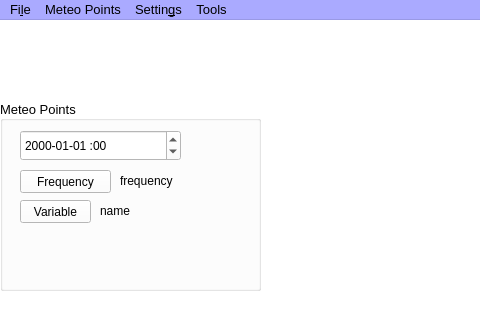
This is PRAGA/mainwindow.ui in gaowudao/CRITERIA3D as Qt 5 draws it before an edit; both pictures show x 0 to 480 and y 0 to 320 of the 1368 by 768 pixel window. The edited form follows.
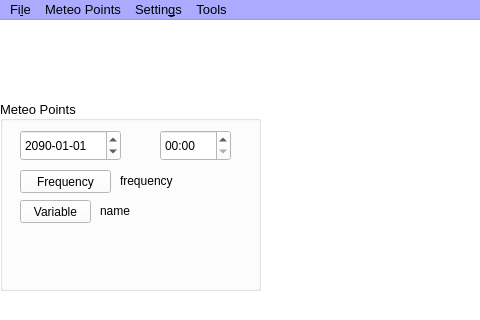
This is the edited form.

Commit message: MeteoPoints visualization: date and time 2 diffent boxes. TBC

Diff of the .ui file:
```diff
--- a/PRAGA/mainwindow.ui
+++ b/PRAGA/mainwindow.ui
@@ -1594,12 +1594,12 @@
       <string>frequency</string>
      </property>
     </widget>
-    <widget class="QDateTimeEdit" name="dateTimeEdit">
+    <widget class="QDateEdit" name="dateEdit">
      <property name="geometry">
       <rect>
        <x>20</x>
        <y>30</y>
-       <width>161</width>
+       <width>101</width>
        <height>31</height>
       </rect>
      </property>
@@ -1645,8 +1645,55 @@
        <pointsize>9</pointsize>
       </font>
      </property>
+     <property name="dateTime">
+      <datetime>
+       <hour>23</hour>
+       <minute>59</minute>
+       <second>59</second>
+       <year>2090</year>
+       <month>1</month>
+       <day>1</day>
+      </datetime>
+     </property>
+     <property name="maximumDateTime">
+      <datetime>
+       <hour>23</hour>
+       <minute>59</minute>
+       <second>59</second>
+       <year>7999</year>
+       <month>12</month>
+       <day>31</day>
+      </datetime>
+     </property>
+     <property name="minimumDateTime">
+      <datetime>
+       <hour>0</hour>
+       <minute>0</minute>
+       <second>0</second>
+       <year>1752</year>
+       <month>10</month>
+       <day>14</day>
+      </datetime>
+     </property>
+     <property name="maximumDate">
+      <date>
+       <year>7999</year>
+       <month>12</month>
+       <day>31</day>
+      </date>
+     </property>
+     <property name="currentSection">
+      <enum>QDateTimeEdit::YearSection</enum>
+     </property>
      <property name="displayFormat">
-      <string>yyyy-MM-dd :HH</string>
+      <string>yyyy-MM-dd</string>
+     </property>
+     <property name="date">
+      <date>
+       <year>2090</year>
+       <month>1</month>
+       <day>1</day>
+      </date>
      </property>
     </widget>
     <widget class="QPushButton" name="frequencyButton">
@@ -1685,6 +1732,68 @@
       <string>Variable</string>
      </property>
     </widget>
+    <widget class="QTimeEdit" name="timeEdit">
+     <property name="geometry">
+      <rect>
+       <x>160</x>
+       <y>30</y>
+       <width>71</width>
+       <height>31</height>
+      </rect>
+     </property>
+     <property name="palette">
+      <palette>
+       <active>
+        <colorrole role="Text">
+         <brush brushstyle="SolidPattern">
+          <color alpha="255">
+           <red>0</red>
+           <green>0</green>
+           <blue>0</blue>
+          </color>
+         </brush>
+        </colorrole>
+       </active>
+       <inactive>
+        <colorrole role="Text">
+         <brush brushstyle="SolidPattern">
+          <color alpha="255">
+           <red>0</red>
+           <green>0</green>
+           <blue>0</blue>
+          </color>
+         </brush>
+        </colorrole>
+       </inactive>
+       <disabled>
+        <colorrole role="Text">
+         <brush brushstyle="SolidPattern">
+          <color alpha="255">
+           <red>127</red>
+           <green>127</green>
+           <blue>127</blue>
+          </color>
+         </brush>
+        </colorrole>
+       </disabled>
+      </palette>
+     </property>
+     <property name="font">
+      <font>
+       <pointsize>9</pointsize>
+      </font>
+     </property>
+     <property name="maximumDate">
+      <date>
+       <year>2000</year>
+       <month>1</month>
+       <day>1</day>
+      </date>
+     </property>
+     <property name="displayFormat">
+      <string>HH:mm</string>
+     </property>
+    </widget>
    </widget>
   </widget>
   <widget class="QMenuBar" name="menuBar">
```
Left out of the diff: 2 changed lines with no effect on the pictures. The commit also changes 3 other files.
